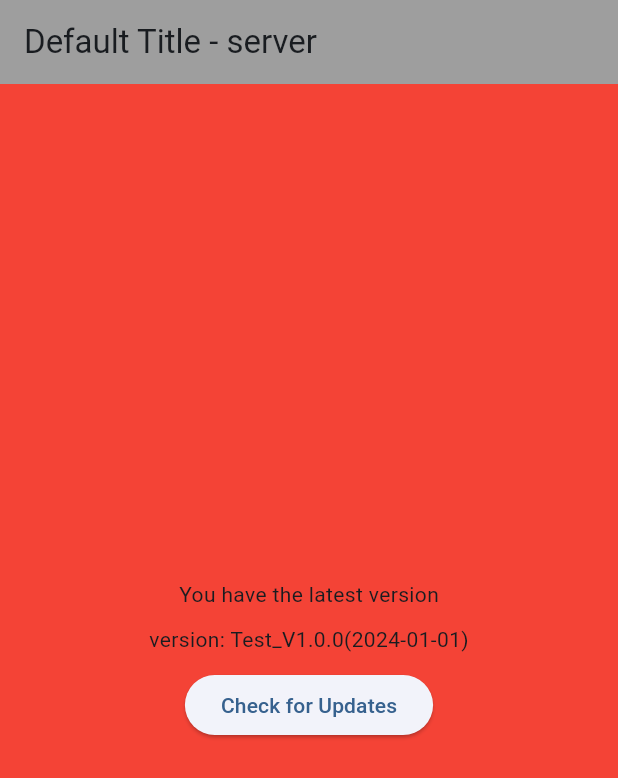
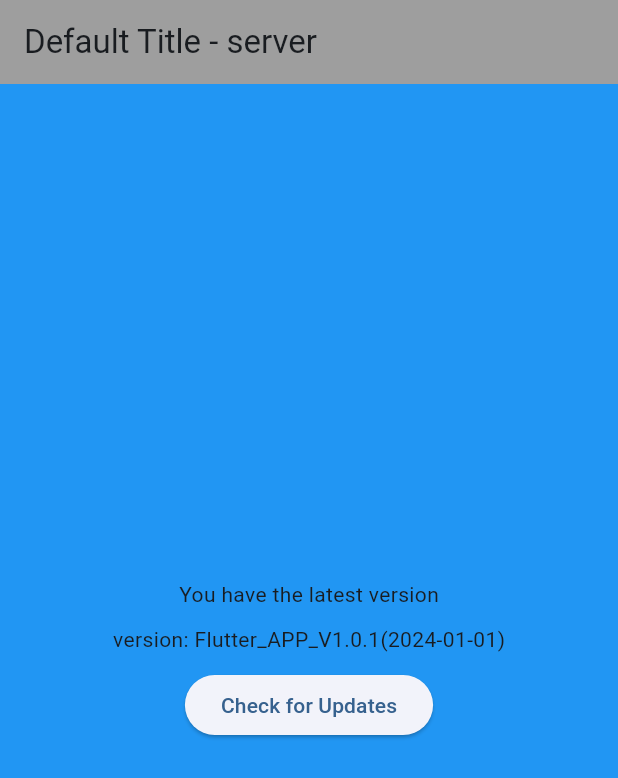
Before and after one commit to kihyun1998/simple_update_test, a Flutter app: the screen it shows after launch, after a tap on "Check for Updates", on a phone screen of 412 x 824 dp. Shown: the top 778 px of the screen. Run offline on Flutter 3.47's test engine with Material 3 defaults, Android fonts, the phone set to English and light mode, and no system bars; our stand-ins replace args; missing offline and left inert: win32; network calls fail.

Commit message:
Update: 버전 관리 변경

```diff
--- /dev/null
+++ b/assets/version.json
@@ -0,0 +1,5 @@
+{
+    "version": "1.0.1",
+    "buildDate": "2024-01-01",
+    "versionString": "Flutter_APP_V1.0.1(2024-01-01)"
+}
--- /dev/null
+++ b/lib/core/version/version_info.dart
@@ -0,0 +1,27 @@
+class VersionInfo {
+  final String version;
+  final String buildDate;
+  final String versionString;
+
+  const VersionInfo({
+    required this.version,
+    required this.buildDate,
+    required this.versionString,
+  });
+
+  factory VersionInfo.fromJson(Map<String, dynamic> json) {
+    return VersionInfo(
+      version: json['version'] as String,
+      buildDate: json['buildDate'] as String,
+      versionString: json['versionString'] as String,
+    );
+  }
+
+  Map<String, dynamic> toJson() {
+    return {
+      'version': version,
+      'buildDate': buildDate,
+      'versionString': versionString,
+    };
+  }
+}
--- a/lib/core/version/version_manager.dart
+++ b/lib/core/version/version_manager.dart
@@ -1,7 +1,7 @@
 import 'package:flutter/material.dart';
 import 'package:intl/intl.dart';
 
-import 'version_type.dart';
+import 'version_info.dart';
 
 class Version {
   final String s;
@@ -15,14 +15,14 @@ class Version {
   factory Version.parse(String versionString) {
     return Version(
       s: versionString,
-      c: Colors.blue, // 기본 색상 지정
+      c: Colors.blue,
     );
   }
 
-  factory Version.fromType(VersionType type) {
+  factory Version.fromVersionInfo(VersionInfo info) {
     return Version(
-      s: type.getVersion(),
-      c: type.getColor(),
+      s: info.versionString,
+      c: Colors.blue,
     );
   }
 
--- a/lib/core/version/version_type.dart
+++ /dev/null
@@ -1,39 +0,0 @@
-import 'package:flutter/material.dart';
-
-enum VersionType {
-  v10000240101,
-  v10000240102,
-  v10001240103;
-
-  String getVersion() {
-    switch (this) {
-      case VersionType.v10000240101:
-        return "Test_V1.0.0(2024-01-01)";
-      case VersionType.v10000240102:
-        return "Test_V1.0.0(2024-01-02)";
-      case VersionType.v10001240103:
-        return "Test_V1.0.1(2024-01-03)";
-    }
-  }
-
-  Color getColor() {
-    switch (this) {
-      case VersionType.v10000240101:
-        return Colors.red;
-      case VersionType.v10000240102:
-        return Colors.green;
-      case VersionType.v10001240103:
-        return Colors.blue;
-    }
-  }
-
-  static VersionType fromString(String version) {
-    try {
-      return VersionType.values.firstWhere(
-        (element) => element.getVersion() == version,
-      );
-    } catch (error) {
-      return VersionType.v10000240101; // 기본값
-    }
-  }
-}
--- a/lib/features/setup/setup_manager.dart
+++ b/lib/features/setup/setup_manager.dart
@@ -7,7 +7,6 @@ import 'package:path_provider/path_provider.dart';
 
 import '../../core/config/repositories/config_repository.dart';
 import '../../core/logging/logger.dart';
-import '../../core/version/version_type.dart';
 
 class SetupManager {
   static final SetupManager _instance = SetupManager._internal();
@@ -53,9 +52,6 @@ class SetupManager {
   }
 
   Future<void> _handleVersionUpgrade(String fromVersion) async {
-    final versionType = VersionType.fromString(fromVersion);
-    Logger().info('Handling version upgrade from $fromVersion');
-
     // 기존 설정 불러오기
     final configRepo = ConfigRepository();
     final currentConfig = await configRepo.loadConfig();
--- a/lib/features/update/services/update_service.dart
+++ b/lib/features/update/services/update_service.dart
@@ -2,25 +2,42 @@ import 'dart:convert';
 import 'dart:io';
 
 import 'package:ffi/ffi.dart';
+import 'package:flutter/material.dart';
+import 'package:flutter/services.dart';
 import 'package:http/http.dart' as http;
 import 'package:path/path.dart' as path;
 import 'package:simple_update_test/core/config/models/app_config.dart';
 import 'package:simple_update_test/core/logging/logger.dart';
+import 'package:simple_update_test/core/version/version_info.dart';
 import 'package:simple_update_test/core/version/version_manager.dart';
-import 'package:simple_update_test/core/version/version_type.dart';
 import 'package:win32/win32.dart';
 
 class UpdateService {
   static final UpdateService _instance = UpdateService._internal();
   final Logger _logger = Logger();
   Version? _latestVersion;
-  final Version _currentVersion;
+  late final Version _currentVersion;
+  factory UpdateService() => _instance;
+  UpdateService._internal() {
+    _loadCurrentVersion();
+  }
 
-  /// 여기서 버전 변경 가능
-  UpdateService._internal()
-      : _currentVersion = Version.fromType(VersionType.v10000240101);
-
-  factory UpdateService() => _instance;
+  Future<void> _loadCurrentVersion() async {
+    try {
+      final jsonString = await rootBundle.loadString('assets/version.json');
+      final json = jsonDecode(jsonString);
+      final versionInfo = VersionInfo.fromJson(json);
+      _currentVersion = Version.fromVersionInfo(versionInfo);
+      _logger.info('Loaded version: ${_currentVersion.formattedVersion}');
+    } catch (e, stackTrace) {
+      _logger.error(e, stackTrace);
+      // 폴백 버전 설정
+      _currentVersion = const Version(
+        s: "Test_V1.0.0(2024-01-01)",
+        c: Colors.blue,
+      );
+    }
+  }
 
   Version get currentVersion => _currentVersion;
   Version? get latestVersion => _latestVersion;
--- a/pubspec.yaml
+++ b/pubspec.yaml
@@ -26,3 +26,6 @@ dev_dependencies:
 
 flutter:
   uses-material-design: true
+
+  assets:
+    - assets/version.json
```
Also changed, not shown: pubspec.lock, 1 other file.
